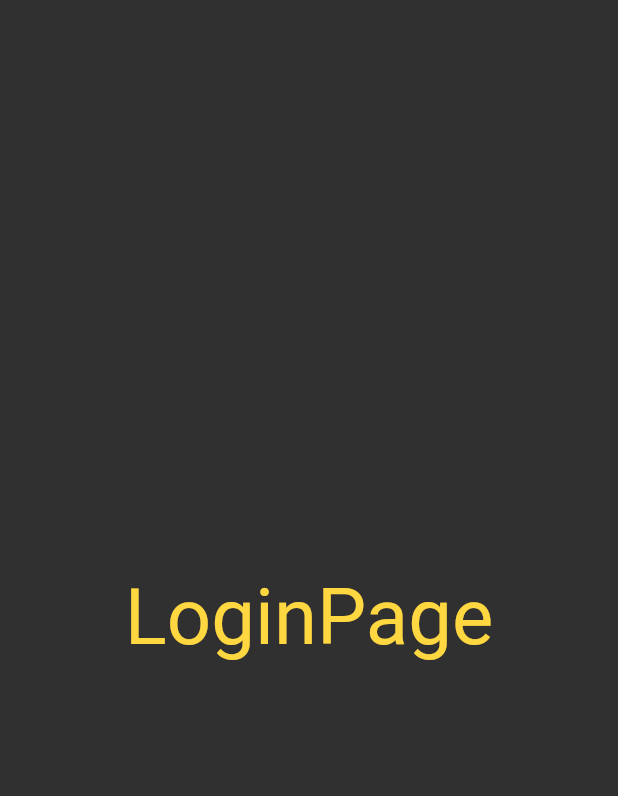
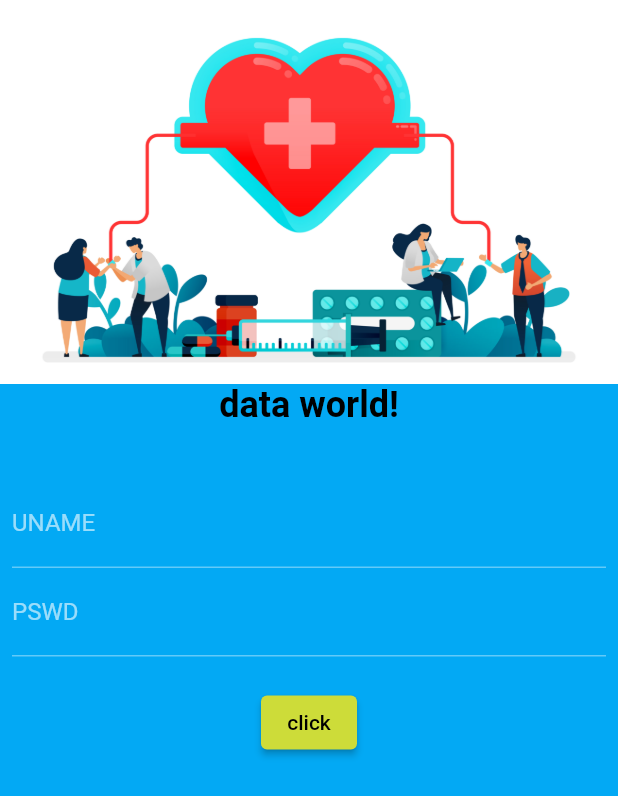
Before and after one commit to SarvT/BookShop, a Flutter app: the screen it shows after launch, on a phone screen of 412 x 824 dp. Shown: the top 796 px of the screen. Run offline on Flutter 3.47's test engine with Material 2 defaults, Android fonts, the phone set to English and light mode, and no system bars.

Commit message:
day4 done

```diff
--- a/lib/main.dart
+++ b/lib/main.dart
@@ -1,5 +1,6 @@
 import 'package:flutter/material.dart';
 import 'package:oneflut/pages/login_page.dart';
+// import 'package:google_fonts/google_fonts.dart';
 
 void main(List<String> args) {
   runApp(const MyApp());
@@ -26,7 +27,10 @@ class MyApp extends StatelessWidget {
 
     return MaterialApp(
       themeMode: ThemeMode.dark,
-      theme: ThemeData(brightness: Brightness.dark, primarySwatch: Colors.lime),
+      theme: ThemeData(brightness: Brightness.dark,
+      primarySwatch: Colors.lime,
+      // primaryTextTheme: GoogleFonts.latoTextTheme()
+      ),
     initialRoute: "/login",
       routes: {
         "/": (context) => const LoginApp(),
--- a/lib/pages/login_page.dart
+++ b/lib/pages/login_page.dart
@@ -1,20 +1,57 @@
 import 'package:flutter/material.dart';
 
 class LoginApp extends StatelessWidget {
-  const LoginApp({ Key? key }) : super(key: key);
+  const LoginApp({Key? key}) : super(key: key);
 
   @override
   Widget build(BuildContext context) {
-    return const Material(
-      child: Center(
-        child: Text("LoginPage",
-        style: TextStyle(
-          fontSize: 26,
-          color: Colors.amberAccent
-        ),
-        textScaleFactor: 2.0,
-        )
-        ),
+    return Material(
+      color: Colors.lightBlue,
+      child: Column(
+        children: [
+          Image.asset(
+            'asset/images/Project_69-01.jpg',
+            fit: BoxFit.cover,
+          ),
+          const Text(
+            "data world!",
+            style: TextStyle(
+              color: Colors.black,
+              fontSize: 24,
+              fontWeight: FontWeight.bold,
+            ),
+          ),
+          const SizedBox(
+            height: 20,
+            width: 20,
+            // child: Text("data"),
+          ),
+          Padding(
+            padding:
+                const EdgeInsets.symmetric(vertical: 16.0, horizontal: 8.0),
+            child: Column(children: [
+              TextFormField(
+                decoration: const InputDecoration(
+                    hintText: "Enter UNAME", labelText: "UNAME"),
+              ),
+              TextFormField(
+                obscureText: true,
+                decoration: const InputDecoration(
+                    hintText: "Enter pswd", labelText: "PSWD"),
+              ),
+              SizedBox(
+                height: 20,
+              ),
+              ElevatedButton(
+                onPressed: () {
+                  print("naah don't!");
+                },
+                child: Text("click"),
+              )
+            ]),
+          )
+        ],
+      ),
     );
   }
 }
--- a/pubspec.yaml
+++ b/pubspec.yaml
@@ -45,6 +45,7 @@ dev_dependencies:
   # package. See that file for information about deactivating specific lint
   # rules and activating additional ones.
   flutter_lints: ^1.0.0
+  google_fonts: ^1.1.2
 
 # For information on the generic Dart part of this file, see the
 # following page: https://dart.dev/tools/pub/pubspec
@@ -58,8 +59,8 @@ flutter:
   uses-material-design: true
 
   # To add assets to your application, add an assets section, like this:
-  # assets:
-  #   - images/a_dot_burr.jpeg
+  assets:
+    - asset/images/
   #   - images/a_dot_ham.jpeg
 
   # An image asset can refer to one or more resolution-specific "variants", see
```
Also changed, not shown: asset/images/Project_69-01.jpg (added), pubspec.lock.
